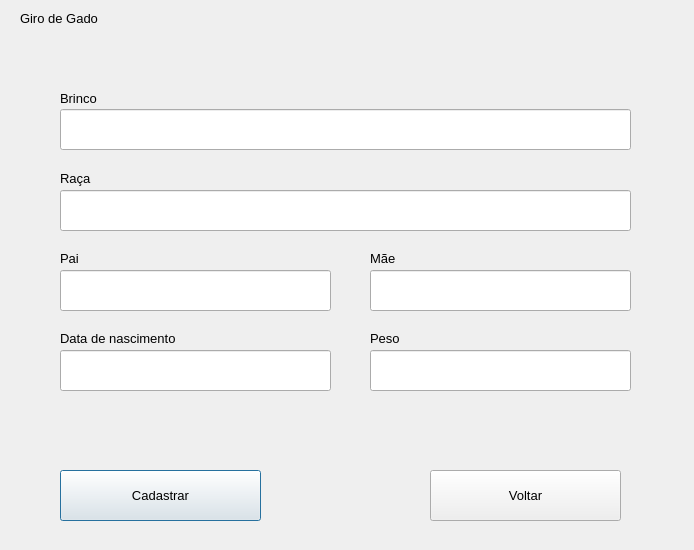
Above: views/cattlebirthscreen.ui from MaceGabriel/GiroDeGado before the change. Below: the same form after it.
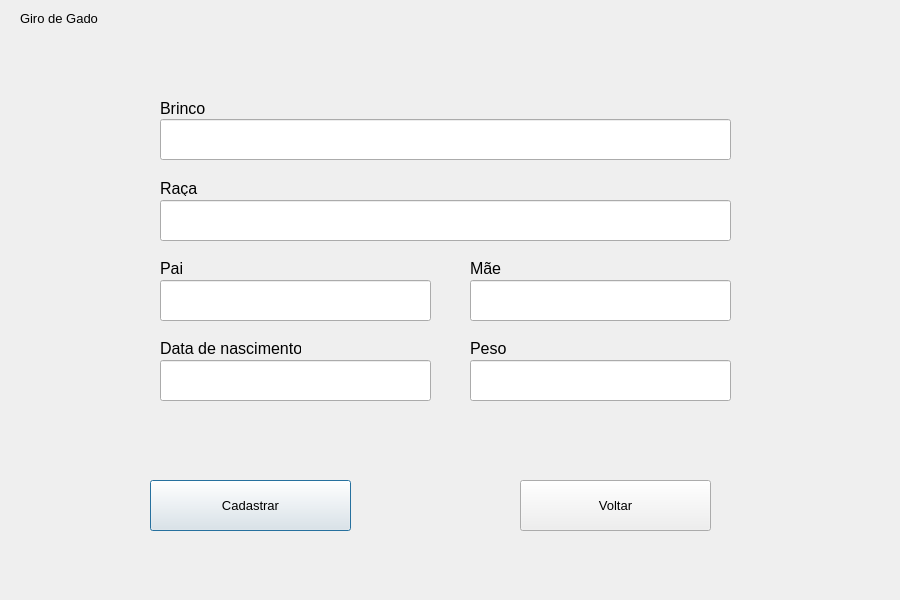
That is the form after the change.

Diff of the .ui file:
```diff
--- a/views/cattlebirthscreen.ui
+++ b/views/cattlebirthscreen.ui
@@ -6,8 +6,8 @@
    <rect>
     <x>0</x>
     <y>0</y>
-    <width>694</width>
-    <height>550</height>
+    <width>900</width>
+    <height>600</height>
    </rect>
   </property>
   <property name="windowTitle">
@@ -16,15 +16,15 @@
   <widget class="QLabel" name="labelMother">
    <property name="geometry">
     <rect>
-     <x>370</x>
-     <y>250</y>
+     <x>470</x>
+     <y>260</y>
      <width>61</width>
      <height>16</height>
     </rect>
    </property>
    <property name="font">
     <font>
-     <pointsize>10</pointsize>
+     <pointsize>12</pointsize>
     </font>
    </property>
    <property name="text">
@@ -34,15 +34,15 @@
   <widget class="QLabel" name="labelBreed">
    <property name="geometry">
     <rect>
-     <x>60</x>
-     <y>170</y>
+     <x>160</x>
+     <y>180</y>
      <width>61</width>
      <height>16</height>
     </rect>
    </property>
    <property name="font">
     <font>
-     <pointsize>10</pointsize>
+     <pointsize>12</pointsize>
     </font>
    </property>
    <property name="text">
@@ -52,30 +52,30 @@
   <widget class="QLineEdit" name="inputMother">
    <property name="geometry">
     <rect>
-     <x>370</x>
-     <y>270</y>
+     <x>470</x>
+     <y>280</y>
      <width>261</width>
      <height>41</height>
     </rect>
    </property>
    <property name="font">
     <font>
-     <pointsize>10</pointsize>
+     <pointsize>12</pointsize>
     </font>
    </property>
   </widget>
   <widget class="QLabel" name="labelEarring">
    <property name="geometry">
     <rect>
-     <x>60</x>
-     <y>90</y>
+     <x>160</x>
+     <y>100</y>
      <width>61</width>
      <height>16</height>
     </rect>
    </property>
    <property name="font">
     <font>
-     <pointsize>10</pointsize>
+     <pointsize>12</pointsize>
     </font>
    </property>
    <property name="text">
@@ -85,15 +85,15 @@
   <widget class="QLineEdit" name="inputEarring">
    <property name="geometry">
     <rect>
-     <x>60</x>
-     <y>109</y>
+     <x>160</x>
+     <y>119</y>
      <width>571</width>
      <height>41</height>
     </rect>
    </property>
    <property name="font">
     <font>
-     <pointsize>10</pointsize>
+     <pointsize>12</pointsize>
     </font>
    </property>
   </widget>
@@ -118,30 +118,30 @@
   <widget class="QLineEdit" name="inputWeight">
    <property name="geometry">
     <rect>
-     <x>370</x>
-     <y>350</y>
+     <x>470</x>
+     <y>360</y>
      <width>261</width>
      <height>41</height>
     </rect>
    </property>
    <property name="font">
     <font>
-     <pointsize>10</pointsize>
+     <pointsize>12</pointsize>
     </font>
    </property>
   </widget>
   <widget class="QLabel" name="labelDate">
    <property name="geometry">
     <rect>
-     <x>60</x>
-     <y>330</y>
-     <width>121</width>
+     <x>160</x>
+     <y>340</y>
+     <width>141</width>
      <height>16</height>
     </rect>
    </property>
    <property name="font">
     <font>
-     <pointsize>10</pointsize>
+     <pointsize>12</pointsize>
     </font>
    </property>
    <property name="text">
@@ -151,30 +151,30 @@
   <widget class="QLineEdit" name="inputFather">
    <property name="geometry">
     <rect>
-     <x>60</x>
-     <y>270</y>
+     <x>160</x>
+     <y>280</y>
      <width>271</width>
      <height>41</height>
     </rect>
    </property>
    <property name="font">
     <font>
-     <pointsize>10</pointsize>
+     <pointsize>12</pointsize>
     </font>
    </property>
   </widget>
   <widget class="QLabel" name="labelFather">
    <property name="geometry">
     <rect>
-     <x>60</x>
-     <y>250</y>
+     <x>160</x>
+     <y>260</y>
      <width>111</width>
      <height>16</height>
     </rect>
    </property>
    <property name="font">
     <font>
-     <pointsize>10</pointsize>
+     <pointsize>12</pointsize>
     </font>
    </property>
    <property name="text">
@@ -184,45 +184,45 @@
   <widget class="QLineEdit" name="inputBreed">
    <property name="geometry">
     <rect>
-     <x>60</x>
-     <y>190</y>
+     <x>160</x>
+     <y>200</y>
      <width>571</width>
      <height>41</height>
     </rect>
    </property>
    <property name="font">
     <font>
-     <pointsize>10</pointsize>
+     <pointsize>12</pointsize>
     </font>
    </property>
   </widget>
   <widget class="QLineEdit" name="inputDate">
    <property name="geometry">
     <rect>
-     <x>60</x>
-     <y>350</y>
+     <x>160</x>
+     <y>360</y>
      <width>271</width>
      <height>41</height>
     </rect>
    </property>
    <property name="font">
     <font>
-     <pointsize>10</pointsize>
+     <pointsize>12</pointsize>
     </font>
    </property>
   </widget>
   <widget class="QLabel" name="labelWeight">
    <property name="geometry">
     <rect>
-     <x>370</x>
-     <y>330</y>
+     <x>470</x>
+     <y>340</y>
      <width>121</width>
      <height>16</height>
     </rect>
    </property>
    <property name="font">
     <font>
-     <pointsize>10</pointsize>
+     <pointsize>12</pointsize>
     </font>
    </property>
    <property name="text">
@@ -232,8 +232,8 @@
   <widget class="QPushButton" name="registerButton">
    <property name="geometry">
     <rect>
-     <x>60</x>
-     <y>470</y>
+     <x>150</x>
+     <y>480</y>
      <width>201</width>
      <height>51</height>
     </rect>
@@ -250,8 +250,8 @@
   <widget class="QPushButton" name="backButton">
    <property name="geometry">
     <rect>
-     <x>430</x>
-     <y>470</y>
+     <x>520</x>
+     <y>480</y>
      <width>191</width>
      <height>51</height>
     </rect>
```
